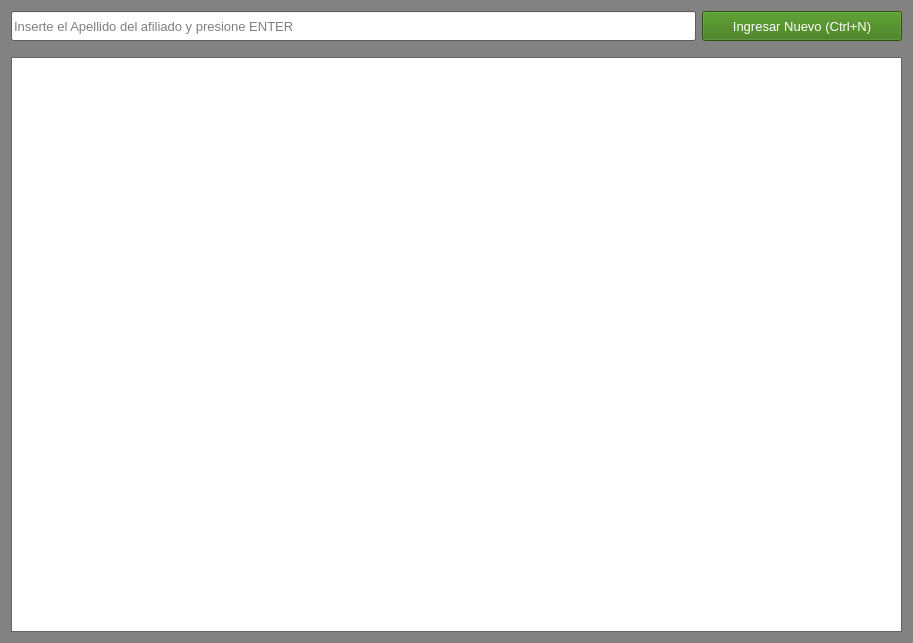
Above: gui/listas/listaAfiliados.ui from shae-ra/sindicato before the change. Below: the same form after it.
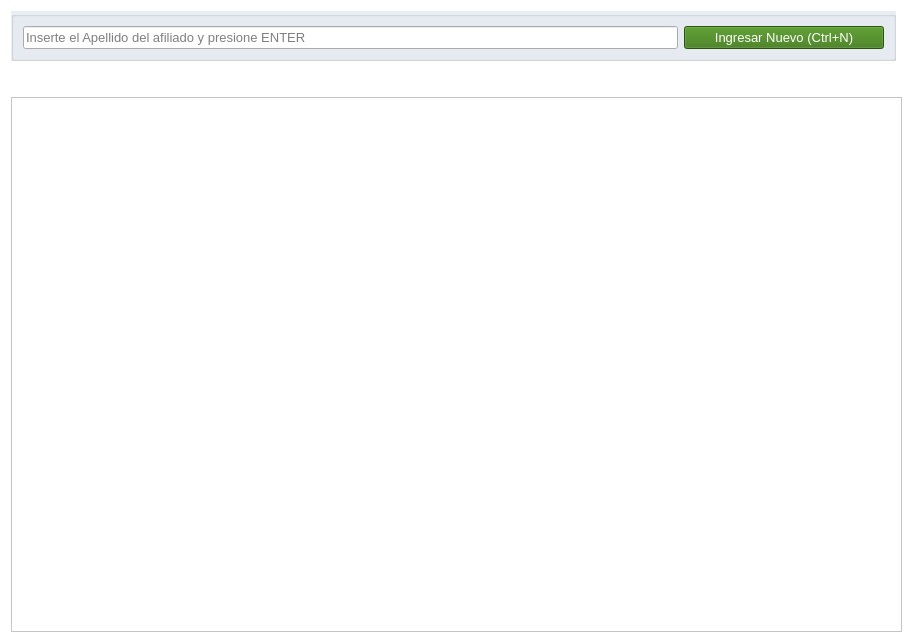
That is the form after the change. Icons and pictures are not drawn.

Patch:
```diff
--- a/gui/listas/listaAfiliados.ui
+++ b/gui/listas/listaAfiliados.ui
@@ -25,45 +25,45 @@
      <colorrole role="Button">
       <brush brushstyle="SolidPattern">
        <color alpha="255">
-        <red>130</red>
-        <green>130</green>
-        <blue>130</blue>
+        <red>255</red>
+        <green>255</green>
+        <blue>255</blue>
        </color>
       </brush>
      </colorrole>
      <colorrole role="Light">
       <brush brushstyle="SolidPattern">
        <color alpha="255">
-        <red>195</red>
-        <green>195</green>
-        <blue>195</blue>
+        <red>255</red>
+        <green>255</green>
+        <blue>255</blue>
        </color>
       </brush>
      </colorrole>
      <colorrole role="Midlight">
       <brush brushstyle="SolidPattern">
        <color alpha="255">
-        <red>162</red>
-        <green>162</green>
-        <blue>162</blue>
+        <red>255</red>
+        <green>255</green>
+        <blue>255</blue>
        </color>
       </brush>
      </colorrole>
      <colorrole role="Dark">
       <brush brushstyle="SolidPattern">
        <color alpha="255">
-        <red>65</red>
-        <green>65</green>
-        <blue>65</blue>
+        <red>127</red>
+        <green>127</green>
+        <blue>127</blue>
        </color>
       </brush>
      </colorrole>
      <colorrole role="Mid">
       <brush brushstyle="SolidPattern">
        <color alpha="255">
-        <red>87</red>
-        <green>87</green>
-        <blue>87</blue>
+        <red>170</red>
+        <green>170</green>
+        <blue>170</blue>
        </color>
       </brush>
      </colorrole>
@@ -106,9 +106,9 @@
      <colorrole role="Window">
       <brush brushstyle="SolidPattern">
        <color alpha="255">
-        <red>130</red>
-        <green>130</green>
-        <blue>130</blue>
+        <red>255</red>
+        <green>255</green>
+        <blue>255</blue>
        </color>
       </brush>
      </colorrole>
@@ -124,9 +124,9 @@
      <colorrole role="AlternateBase">
       <brush brushstyle="SolidPattern">
        <color alpha="255">
-        <red>192</red>
-        <green>192</green>
-        <blue>192</blue>
+        <red>255</red>
+        <green>255</green>
+        <blue>255</blue>
        </color>
       </brush>
      </colorrole>
@@ -162,45 +162,45 @@
      <colorrole role="Button">
       <brush brushstyle="SolidPattern">
        <color alpha="255">
-        <red>130</red>
-        <green>130</green>
-        <blue>130</blue>
+        <red>255</red>
+        <green>255</green>
+        <blue>255</blue>
        </color>
       </brush>
      </colorrole>
      <colorrole role="Light">
       <brush brushstyle="SolidPattern">
        <color alpha="255">
-        <red>195</red>
-        <green>195</green>
-        <blue>195</blue>
+        <red>255</red>
+        <green>255</green>
+        <blue>255</blue>
        </color>
       </brush>
      </colorrole>
      <colorrole role="Midlight">
       <brush brushstyle="SolidPattern">
        <color alpha="255">
-        <red>162</red>
-        <green>162</green>
-        <blue>162</blue>
+        <red>255</red>
+        <green>255</green>
+        <blue>255</blue>
        </color>
       </brush>
      </colorrole>
      <colorrole role="Dark">
       <brush brushstyle="SolidPattern">
        <color alpha="255">
-        <red>65</red>
-        <green>65</green>
-        <blue>65</blue>
+        <red>127</red>
+        <green>127</green>
+        <blue>127</blue>
        </color>
       </brush>
      </colorrole>
      <colorrole role="Mid">
       <brush brushstyle="SolidPattern">
        <color alpha="255">
-        <red>87</red>
-        <green>87</green>
-        <blue>87</blue>
+        <red>170</red>
+        <green>170</green>
+        <blue>170</blue>
        </color>
       </brush>
      </colorrole>
@@ -243,9 +243,9 @@
      <colorrole role="Window">
       <brush brushstyle="SolidPattern">
        <color alpha="255">
-        <red>130</red>
-        <green>130</green>
-        <blue>130</blue>
+        <red>255</red>
+        <green>255</green>
+        <blue>255</blue>
        </color>
       </brush>
      </colorrole>
@@ -261,9 +261,9 @@
      <colorrole role="AlternateBase">
       <brush brushstyle="SolidPattern">
        <color alpha="255">
-        <red>192</red>
-        <green>192</green>
-        <blue>192</blue>
+        <red>255</red>
+        <green>255</green>
+        <blue>255</blue>
        </color>
       </brush>
      </colorrole>
@@ -290,63 +290,63 @@
      <colorrole role="WindowText">
       <brush brushstyle="SolidPattern">
        <color alpha="255">
-        <red>65</red>
-        <green>65</green>
-        <blue>65</blue>
+        <red>127</red>
+        <green>127</green>
+        <blue>127</blue>
        </color>
       </brush>
      </colorrole>
      <colorrole role="Button">
       <brush brushstyle="SolidPattern">
        <color alpha="255">
-        <red>130</red>
-        <green>130</green>
-        <blue>130</blue>
+        <red>255</red>
+        <green>255</green>
+        <blue>255</blue>
        </color>
       </brush>
      </colorrole>
      <colorrole role="Light">
       <brush brushstyle="SolidPattern">
        <color alpha="255">
-        <red>195</red>
-        <green>195</green>
-        <blue>195</blue>
+        <red>255</red>
+        <green>255</green>
+        <blue>255</blue>
        </color>
       </brush>
      </colorrole>
      <colorrole role="Midlight">
       <brush brushstyle="SolidPattern">
        <color alpha="255">
-        <red>162</red>
-        <green>162</green>
-        <blue>162</blue>
+        <red>255</red>
+        <green>255</green>
+        <blue>255</blue>
        </color>
       </brush>
      </colorrole>
      <colorrole role="Dark">
       <brush brushstyle="SolidPattern">
        <color alpha="255">
-        <red>65</red>
-        <green>65</green>
-        <blue>65</blue>
+        <red>127</red>
+        <green>127</green>
+        <blue>127</blue>
        </color>
       </brush>
      </colorrole>
      <colorrole role="Mid">
       <brush brushstyle="SolidPattern">
        <color alpha="255">
-        <red>87</red>
-        <green>87</green>
-        <blue>87</blue>
+        <red>170</red>
+        <green>170</green>
+        <blue>170</blue>
        </color>
       </brush>
      </colorrole>
      <colorrole role="Text">
       <brush brushstyle="SolidPattern">
        <color alpha="255">
-        <red>65</red>
-        <green>65</green>
-        <blue>65</blue>
+        <red>127</red>
+        <green>127</green>
+        <blue>127</blue>
        </color>
       </brush>
      </colorrole>
@@ -362,27 +362,27 @@
      <colorrole role="ButtonText">
       <brush brushstyle="SolidPattern">
        <color alpha="255">
-        <red>65</red>
-        <green>65</green>
-        <blue>65</blue>
+        <red>127</red>
+        <green>127</green>
+        <blue>127</blue>
        </color>
       </brush>
      </colorrole>
      <colorrole role="Base">
       <brush brushstyle="SolidPattern">
        <color alpha="255">
-        <red>130</red>
-        <green>130</green>
-        <blue>130</blue>
+        <red>255</red>
+        <green>255</green>
+        <blue>255</blue>
        </color>
       </brush>
      </colorrole>
      <colorrole role="Window">
       <brush brushstyle="SolidPattern">
        <color alpha="255">
-        <red>130</red>
-        <green>130</green>
-        <blue>130</blue>
+        <red>255</red>
+        <green>255</green>
+        <blue>255</blue>
        </color>
       </brush>
      </colorrole>
@@ -398,9 +398,9 @@
      <colorrole role="AlternateBase">
       <brush brushstyle="SolidPattern">
        <color alpha="255">
-        <red>130</red>
-        <green>130</green>
-        <blue>130</blue>
+        <red>255</red>
+        <green>255</green>
+        <blue>255</blue>
        </color>
       </brush>
      </colorrole>
@@ -430,7 +430,7 @@
   </property>
   <layout class="QGridLayout" name="gridLayout_4">
    <item row="0" column="0">
-    <layout class="QGridLayout" name="gridLayout_2" rowstretch="5,0,95">
+    <layout class="QGridLayout" name="gridLayout_2" rowstretch="5,5,90">
      <item row="1" column="0" colspan="2">
       <spacer name="horizontalSpacer">
        <property name="orientation">
@@ -468,6 +468,49 @@
        </attribute>
       </widget>
      </item>
+     <item row="0" column="0">
+      <widget class="QGroupBox" name="groupBox">
+       <property name="styleSheet">
+        <string notr="true">#groupBox{
+background-color: #E9EDF4}</string>
+       </property>
+       <property name="title">
+        <string/>
+       </property>
+       <layout class="QGridLayout" name="gridLayout">
+        <item row="0" column="0">
+         <widget class="QLineEdit" name="ln_buscar">
+          <property name="sizePolicy">
+           <sizepolicy hsizetype="Expanding" vsizetype="Expanding">
+            <horstretch>0</horstretch>
+            <verstretch>0</verstretch>
+           </sizepolicy>
+          </property>
+          <property name="font">
+           <font>
+            <family>MS Shell Dlg 2</family>
+            <pointsize>10</pointsize>
+            <weight>50</weight>
+            <bold>false</bold>
+           </font>
+          </property>
+          <property name="mouseTracking">
+           <bool>false</bool>
+          </property>
+          <property name="text">
+           <string/>
+          </property>
+          <property name="frame">
+           <bool>true</bool>
+          </property>
+          <property name="placeholderText">
+           <string>Inserte el Apellido del afiliado y presione ENTER</string>
+          </property>
+          <property name="clearButtonEnabled">
+           <bool>true</bool>
+          </property>
+         </widget>
+        </item>
      <item row="0" column="1">
       <widget class="QPushButton" name="btn_nuevo">
        <property name="sizePolicy">
@@ -520,37 +563,7 @@
        </property>
       </widget>
      </item>
-     <item row="0" column="0">
-      <widget class="QLineEdit" name="ln_buscar">
-       <property name="sizePolicy">
-        <sizepolicy hsizetype="Expanding" vsizetype="Expanding">
-         <horstretch>0</horstretch>
-         <verstretch>0</verstretch>
-        </sizepolicy>
-       </property>
-       <property name="font">
-        <font>
-         <family>MS Shell Dlg 2</family>
-         <pointsize>10</pointsize>
-         <weight>50</weight>
-         <bold>false</bold>
-        </font>
-       </property>
-       <property name="mouseTracking">
-        <bool>false</bool>
-       </property>
-       <property name="text">
-        <string/>
-       </property>
-       <property name="frame">
-        <bool>true</bool>
-       </property>
-       <property name="placeholderText">
-        <string>Inserte el Apellido del afiliado y presione ENTER</string>
-       </property>
-       <property name="clearButtonEnabled">
-        <bool>true</bool>
-       </property>
+       </layout>
       </widget>
      </item>
     </layout>
```
Left out of the diff: 2 changed lines with no effect on the pictures. Lines whose indentation alone changed are shown as unchanged.
